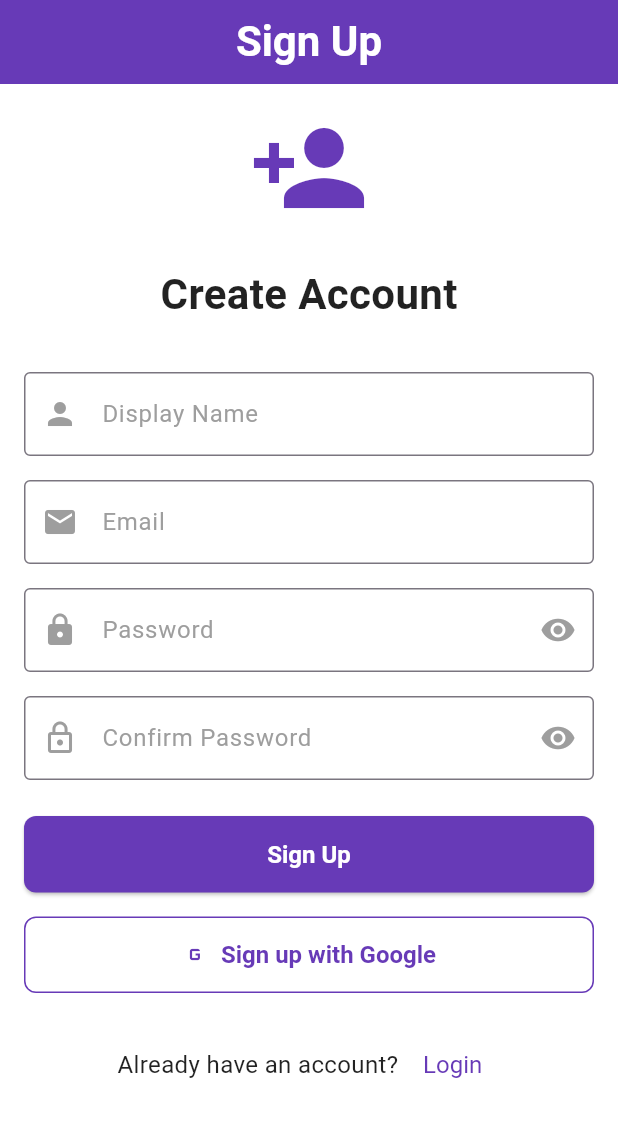
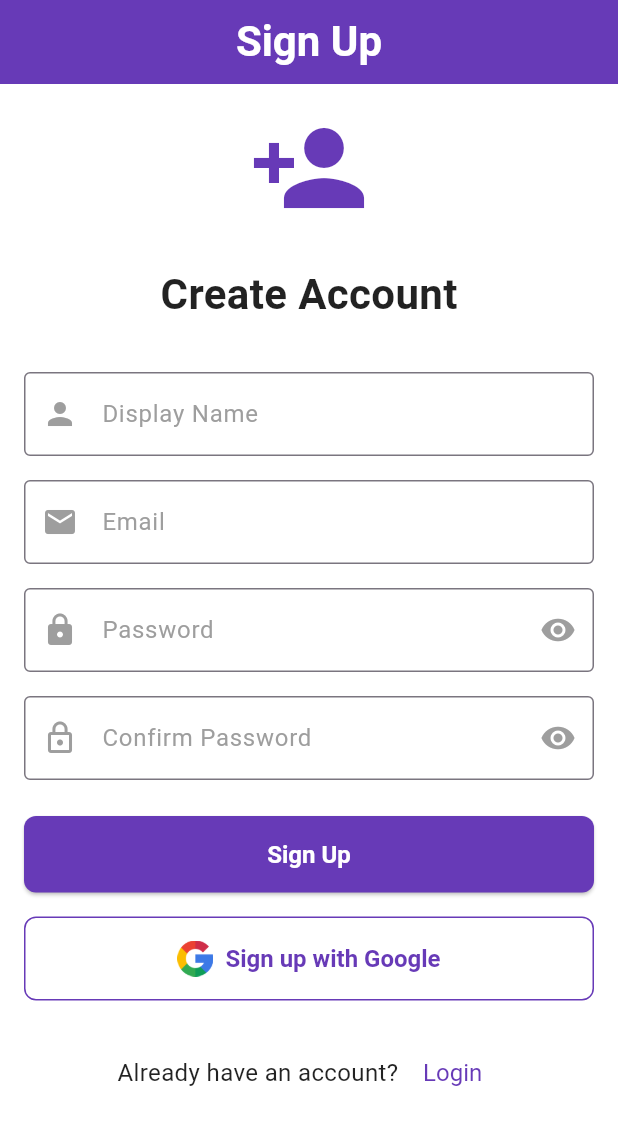
Before and after one commit to mugabiBenjamin/task_manager, a Flutter app: the screen it shows after launch, after a tap on "Login", after a tap on "Sign Up", on a phone screen of 412 x 824 dp. Shown: the top 1125 px of the screen. Run offline on Flutter 3.47's test engine with Material 3 defaults, Android fonts, the phone set to English and light mode, and no system bars; our stand-ins replace cloud_firestore, firebase_auth, firebase_core, google_sign_in; accounts and stored records are empty.

Commit message:
Replace Google sign-in icon with custom image asset in Login and Signup screens

```diff
--- a/lib/screens/auth/login_screen.dart
+++ b/lib/screens/auth/login_screen.dart
@@ -131,7 +131,12 @@ class _LoginScreenState extends State<LoginScreen> {
                         onPressed: authProvider.isLoading
                             ? null
                             : _signInWithGoogle,
-                        icon: const Icon(Icons.g_mobiledata),
+                        icon: Image.asset(
+                          'assets/image/google.png',
+                          width: 24,
+                          height: 24,
+                          fit: BoxFit.contain,
+                        ),
                         label: const Text('Sign in with Google'),
                         style: OutlinedButton.styleFrom(
                           padding: const EdgeInsets.all(16),
--- a/lib/screens/auth/signup_screen.dart
+++ b/lib/screens/auth/signup_screen.dart
@@ -193,7 +193,12 @@ class _SignupScreenState extends State<SignupScreen> {
                           onPressed: authProvider.isLoading
                               ? null
                               : _signUpWithGoogle,
-                          icon: const Icon(Icons.g_mobiledata),
+                          icon: Image.asset(
+                            'assets/image/google.png',
+                            width: 24,
+                            height: 24,
+                            fit: BoxFit.contain,
+                          ),
                           label: const Text('Sign up with Google'),
                           style: OutlinedButton.styleFrom(
                             padding: const EdgeInsets.all(16),
```
